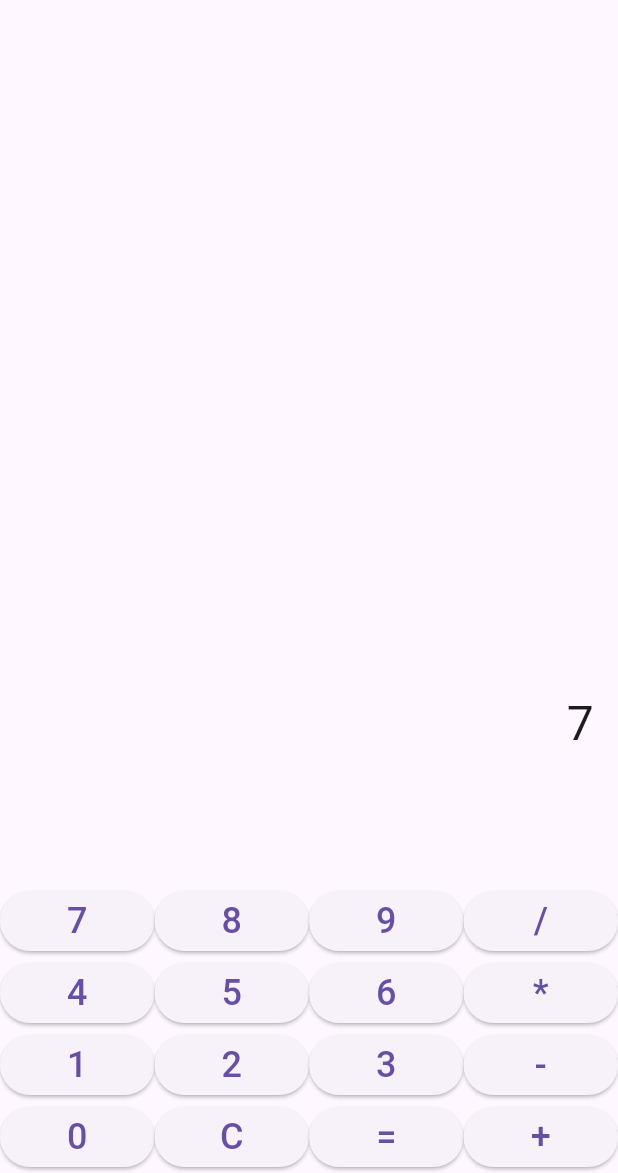
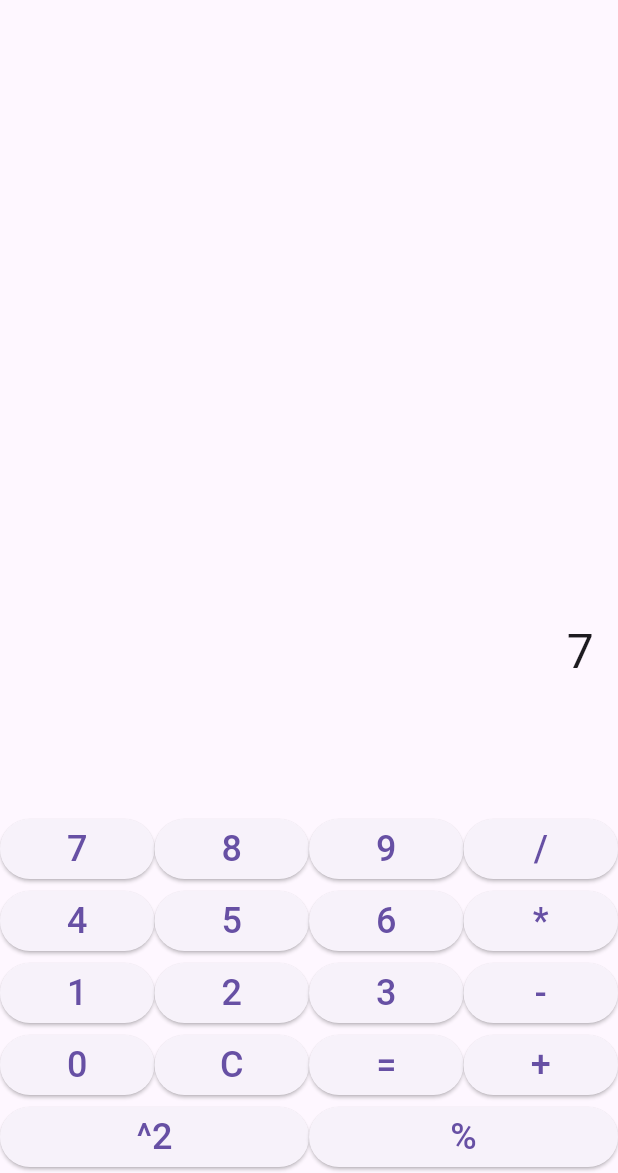
Before and after one commit to nmartin893/flutter-calculator, a Flutter app: the screen it shows after launch, after a tap on an icon or button, on a phone screen of 412 x 824 dp, the part 63-1236 px from its top. Run offline on Flutter 3.47's test engine with Material 3 defaults, Android fonts, the phone set to English and light mode, and no system bars; missing offline and left inert: expressions.

Commit message:
Added square button to the calculator app

```diff
--- a/lib/main.dart
+++ b/lib/main.dart
@@ -38,6 +38,16 @@ class _CalculatorScreenState extends State<CalculatorScreen> {
           final evaluator = const ExpressionEvaluator();
           final result = evaluator.eval(expression, {});
           _result = result.toString();
+        } catch (e) {
+          _result = 'Error';
+        }
+      } else if (value == '^2') {
+        try {
+          final expression = Expression.parse(_expression);
+          final evaluator = const ExpressionEvaluator();
+          final result = evaluator.eval(expression, {});
+          _expression = (result * result).toString();
+          _result = _expression;
         } catch (e) {
           _result = 'Error';
         }
@@ -112,6 +122,12 @@ class _CalculatorScreenState extends State<CalculatorScreen> {
                   _buildButton('+'),
                 ],
               ),
+              Row(
+                children: [
+                  _buildButton('^2'),
+                  _buildButton('%'),
+                ],
+              ),
             ],
           ),
         ],
```
